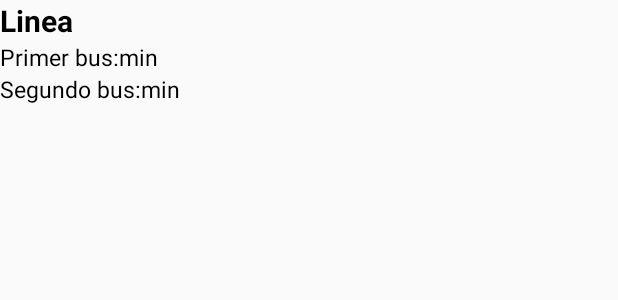
After one commit to Oscarap96/Proyecto-Integrado-TUS-Grupo1, an Android app: the layout custom_list_estimaciones_layout.xml on its own in the app's theme, with its tools: preview values and no code run, on a phone screen of 412 x 824 dp. The commit adds this screen. Shown: the top 300 px of the screen. Run offline under Robolectric (Android 15) with nearby library versions, the phone set to English and light mode, and no system bars; network calls fail.

Commit message:
Arreglado el fallo que hacia que se detuviese la app al pulsar el back button, y añadido el diseño de la interfaz para la ventana de estimaciones

```diff
--- a/Src/TUS_Santander/app/src/main/java/es/unican/grupo1/tus_santander/Presenter/IListLineasPresenter.java
+++ b/Src/TUS_Santander/app/src/main/java/es/unican/grupo1/tus_santander/Presenter/IListLineasPresenter.java
@@ -3,6 +3,8 @@ package es.unican.grupo1.tus_santander.Presenter;
 /**
  * Created by Oscar Alario Pelaz on 31/10/2017.
  */
+
+import android.app.ProgressDialog;
 
 import java.util.List;
 
--- a/Src/TUS_Santander/app/src/main/java/es/unican/grupo1/tus_santander/Views/IListLineasView.java
+++ b/Src/TUS_Santander/app/src/main/java/es/unican/grupo1/tus_santander/Views/IListLineasView.java
@@ -1,4 +1,6 @@
 package es.unican.grupo1.tus_santander.Views;
+
+import android.app.ProgressDialog;
 
 import java.util.List;
 
@@ -14,4 +16,5 @@ public interface IListLineasView {
     void showList(List<Linea> lineaList);
     void showProgress(boolean state);
     void showErrorMessage ();
+    ProgressDialog getDialog();
 }//IListLineasView
--- a/Src/TUS_Santander/app/src/main/java/es/unican/grupo1/tus_santander/Views/IListParadasView.java
+++ b/Src/TUS_Santander/app/src/main/java/es/unican/grupo1/tus_santander/Views/IListParadasView.java
@@ -1,4 +1,6 @@
 package es.unican.grupo1.tus_santander.Views;
+
+import android.app.ProgressDialog;
 
 import java.util.List;
 
@@ -12,4 +14,6 @@ import es.unican.grupo1.tus_santander.Model.Parada;
 public interface IListParadasView {
     void showList(List<Parada> paradasList);
     void showProgress(boolean state);
+    void showErrorMessage ();
+    ProgressDialog getDialog();
 }
--- a/Src/TUS_Santander/app/src/main/java/es/unican/grupo1/tus_santander/Views/LineasFragment.java
+++ b/Src/TUS_Santander/app/src/main/java/es/unican/grupo1/tus_santander/Views/LineasFragment.java
@@ -87,4 +87,7 @@ public class LineasFragment extends ListFragment implements IListLineasView {
         textViewMensajeError.setText("Internet no disponible. Inténtalo más tarde.");
     }
 
+    public ProgressDialog getDialog(){
+        return dialog;
+    }
 }
--- /dev/null
+++ b/Src/TUS_Santander/app/src/main/res/layout/custom_list_estimaciones_layout.xml
@@ -0,0 +1,106 @@
+<?xml version="1.0" encoding="utf-8"?>
+<LinearLayout xmlns:android="http://schemas.android.com/apk/res/android"
+    android:orientation="vertical" android:layout_width="match_parent"
+    android:layout_height="match_parent"
+    android:layout_marginBottom="5dp">
+    <LinearLayout
+        android:id="@+id/linearLayout_primeraFila"
+        android:layout_width="match_parent"
+        android:layout_height="wrap_content">
+        <TextView
+            android:id="@+id/textView_linea"
+            android:layout_width="wrap_content"
+            android:layout_height="wrap_content"
+            android:textColor="@android:color/black"
+            android:textStyle="bold"
+            android:textSize="20sp"
+            android:text="@string/linea"/>
+        <TextView
+            android:id="@+id/textView_separadorLinea"
+            android:layout_width="wrap_content"
+            android:layout_height="wrap_content"
+            android:textSize="20sp"
+            android:text="@string/separador"/>
+        <TextView
+            android:id="@+id/textView_nombreLinea"
+            android:layout_width="wrap_content"
+            android:layout_height="wrap_content"
+            android:textColor="@android:color/black"
+            android:textStyle="bold"
+            android:textSize="20sp"/>
+    </LinearLayout>
+    <LinearLayout
+        android:id="@+id/linearLayout_segundaFila"
+        android:layout_width="match_parent"
+        android:layout_height="wrap_content">
+        <TextView
+            android:id="@+id/textView_bus1"
+            android:layout_width="wrap_content"
+            android:layout_height="wrap_content"
+            android:textColor="@android:color/black"
+            android:textSize="15sp"
+            android:text="@string/primerBus"/>
+        <TextView
+            android:id="@+id/textView_separadorBus1"
+            android:layout_width="wrap_content"
+            android:layout_height="wrap_content"
+            android:textSize="15sp"
+            android:text="@string/separador"/>
+        <TextView
+            android:id="@+id/textView_tiempoBus1"
+            android:layout_width="wrap_content"
+            android:layout_height="wrap_content"
+            android:textColor="@android:color/black"
+            android:textSize="15sp"/>
+        <TextView
+            android:id="@+id/textView_separadorTiempoBus1"
+            android:layout_width="wrap_content"
+            android:layout_height="wrap_content"
+            android:textSize="15sp"
+            android:text="@string/separador"/>
+        <TextView
+            android:id="@+id/textView_minBus1"
+            android:layout_width="wrap_content"
+            android:layout_height="wrap_content"
+            android:textColor="@android:color/black"
+            android:textSize="15sp"
+            android:text="@string/minutos"/>
+    </LinearLayout>
+    <LinearLayout
+        android:id="@+id/linearLayout_terceraFila"
+        android:layout_width="match_parent"
+        android:layout_height="wrap_content">
+        <TextView
+            android:id="@+id/textView_bus2"
+            android:layout_width="wrap_content"
+            android:layout_height="wrap_content"
+            android:textColor="@android:color/black"
+            android:textSize="15sp"
+            android:text="@string/segundoBus"/>
+        <TextView
+            android:id="@+id/textView_separadorBus2"
+            android:layout_width="wrap_content"
+            android:layout_height="wrap_content"
+            android:textSize="15sp"
+            android:text="@string/separador"/>
+        <TextView
+            android:id="@+id/textView_tiempoBus2"
+            android:layout_width="wrap_content"
+            android:layout_height="wrap_content"
+            android:textColor="@android:color/black"
+            android:textSize="15sp"/>
+        <TextView
+            android:id="@+id/textView_separadorTiempoBus2"
+            android:layout_width="wrap_content"
+            android:layout_height="wrap_content"
+            android:textSize="15sp"
+            android:text="@string/separador"/>
+        <TextView
+            android:id="@+id/textView_minBus2"
+            android:layout_width="wrap_content"
+            android:layout_height="wrap_content"
+            android:textColor="@android:color/black"
+            android:textSize="15sp"
+            android:text="@string/minutos"/>
+    </LinearLayout>
+</LinearLayout>
--- a/Src/TUS_Santander/app/src/main/res/layout/custom_list_lineas_layout.xml
+++ b/Src/TUS_Santander/app/src/main/res/layout/custom_list_lineas_layout.xml
@@ -19,10 +19,8 @@
         android:layout_alignParentRight="true"
         android:layout_alignParentEnd="true"
         android:layout_below="@id/textViewIdentificador"
-
         android:textStyle="bold"
         android:textSize="15sp"/>
-
     <TextView
         android:id="@+id/textViewNumero"
         android:layout_width="fill_parent"
@@ -33,6 +31,4 @@
         android:textSize="25sp"
         android:layout_toLeftOf="@+id/textViewName"
         android:layout_toStartOf="@+id/textViewName" />
-
-
 </RelativeLayout>
--- a/Src/TUS_Santander/app/src/main/res/values/strings.xml
+++ b/Src/TUS_Santander/app/src/main/res/values/strings.xml
@@ -1,9 +1,12 @@
 <resources>
-    <string name="app_name">TUS_Santander</string>
-
+    <string name="app_name">TUS Santander</string>
     <string name="refresh">Refresh</string>
-
     <string name="title_activity_list_paradas_linea">ListParadasLinea</string>
     <string name="buscar_paradas">Buscar paradas</string>
+    <string name="linea">Linea</string>
+    <string name="separador"> </string>
+    <string name="primerBus">Primer bus:</string>
+    <string name="segundoBus">Segundo bus:</string>
+    <string name="minutos">min</string>
 
 </resources>
```
Also changed, not shown: Src/TUS_Santander/app/src/main/java/es/unican/grupo1/tus_santander/Presenter/ListLineasPresenter.java (+11 -6 lines), Src/TUS_Santander/app/src/main/java/es/unican/grupo1/tus_santander/Presenter/ListParadasPresenter.java (+16 -17 lines), Src/TUS_Santander/app/src/main/java/es/unican/grupo1/tus_santander/Views/EstimacionesActivity.java (added, +10 -0 lines), Src/TUS_Santander/app/src/main/java/es/unican/grupo1/tus_santander/Views/EstimacionesFragment.java (added, +8 -0 lines), Src/TUS_Santander/app/src/main/java/es/unican/grupo1/tus_santander/Views/IListEstimacionesView.java (added, +8 -0 lines), Src/TUS_Santander/app/src/main/java/es/unican/grupo1/tus_santander/Views/ListEstimacionesAdapter.java (added, +8 -0 lines), Src/TUS_Santander/app/src/main/java/es/unican/grupo1/tus_santander/Views/ParadasFragment.java (+18 -1 lines), Src/TUS_Santander/app/src/main/res/layout/activity_estimaciones.xml (added, +17 -0 lines), Src/TUS_Santander/app/src/main/res/layout/fragment_estimaciones_list.xml (added, +25 -0 lines).
